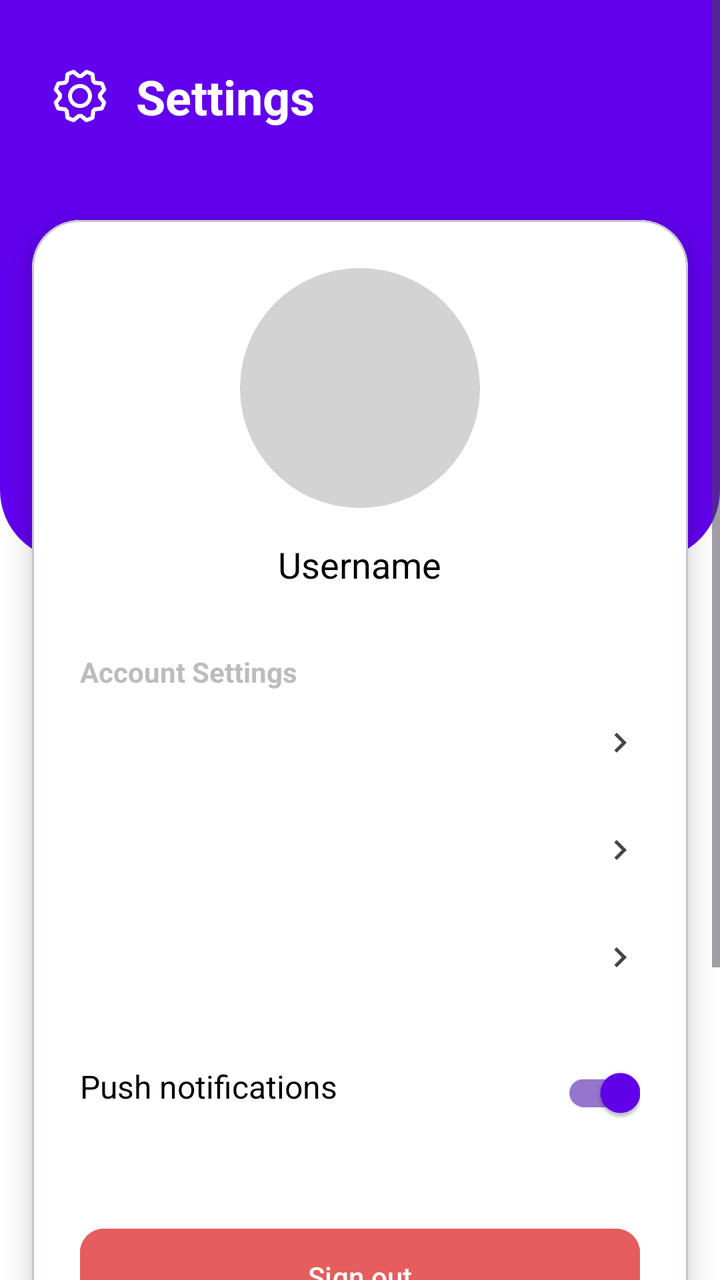
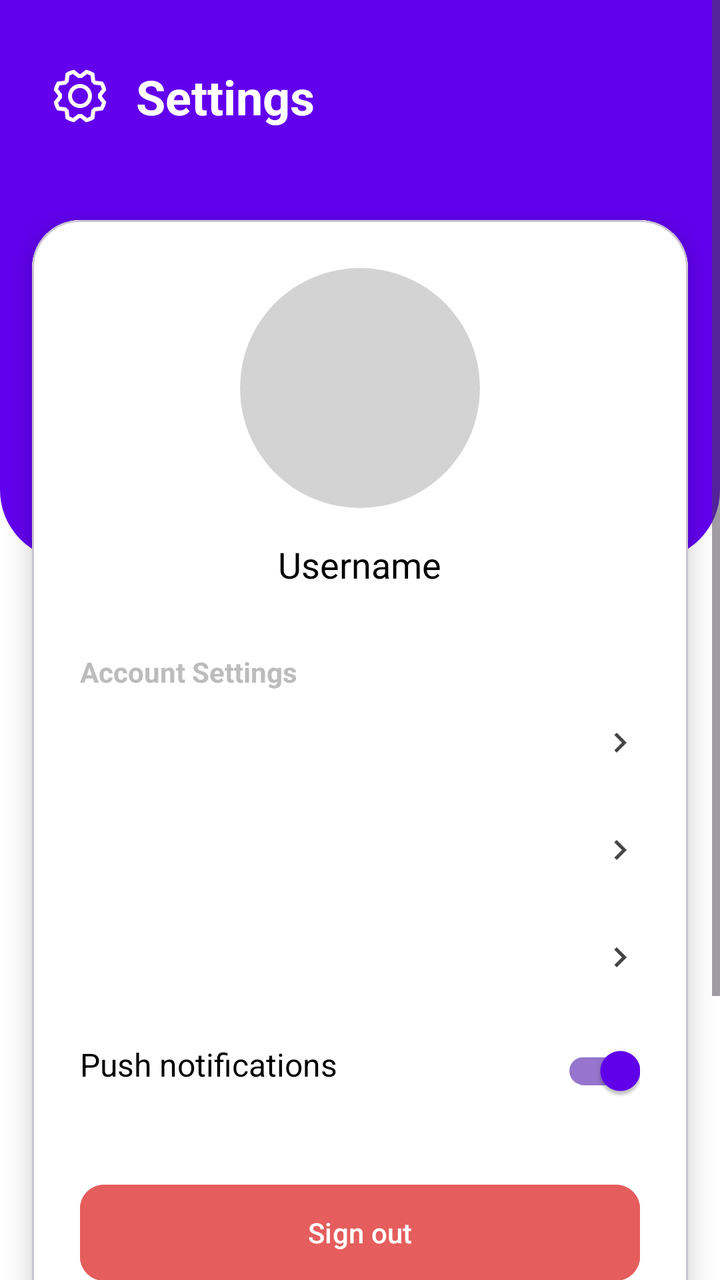

Before-and-after screenshots of an Android layout around one commit, followed by the original layout XML and the change that was made.
<!-- AndroidManifest.xml: application theme Theme.BrainByte -->
<!-- res/layout/fragment_settings.xml -->
<ScrollView xmlns:android="http://schemas.android.com/apk/res/android"
    xmlns:app="http://schemas.android.com/apk/res-auto"
    android:layout_width="match_parent"
    android:layout_height="match_parent"
    android:fillViewport="true"
    android:clipChildren="false"
    android:clipToPadding="false"
    android:paddingBottom="70dp"
    android:background="@color/white">

    <androidx.constraintlayout.widget.ConstraintLayout
        android:layout_width="match_parent"
        android:layout_height="wrap_content"
        android:clipChildren="false"
        android:clipToPadding="false"
        android:paddingBottom="48dp">

        <View
            android:id="@+id/whiteBackground"
            android:layout_width="match_parent"
            android:layout_height="0dp"
            android:background="@color/white"
            app:layout_constraintTop_toTopOf="parent"
            app:layout_constraintBottom_toBottomOf="parent" />

        <View
            android:id="@+id/headerBackground"
            android:layout_width="match_parent"
            android:layout_height="280dp"
            android:background="@drawable/header_bottom_rounded"
            app:layout_constraintTop_toTopOf="parent" />

        <ImageView
            android:id="@+id/settingsIcon"
            android:layout_width="32dp"
            android:layout_height="32dp"
            android:layout_marginStart="24dp"
            android:layout_marginTop="32dp"
            android:src="@drawable/ic_settings"
            app:tint="@color/white"
            app:layout_constraintStart_toStartOf="parent"
            app:layout_constraintTop_toTopOf="parent" />

        <TextView
            android:layout_width="wrap_content"
            android:layout_height="wrap_content"
            android:layout_marginStart="12dp"
            android:text="Settings"
            android:textColor="@color/white"
            android:textSize="24sp"
            android:textStyle="bold"
            app:layout_constraintBottom_toBottomOf="@id/settingsIcon"
            app:layout_constraintStart_toEndOf="@id/settingsIcon"
            app:layout_constraintTop_toTopOf="@id/settingsIcon" />

        <com.google.android.material.card.MaterialCardView
            android:layout_width="match_parent"
            android:layout_height="wrap_content"
            android:layout_marginHorizontal="16dp"
            android:layout_marginTop="110dp"
            android:layout_marginBottom="16dp"
            app:cardCornerRadius="24dp"
            app:cardElevation="8dp"
            app:layout_constraintTop_toTopOf="parent"
            app:layout_constraintBottom_toBottomOf="parent">

            <LinearLayout
                android:layout_width="match_parent"
                android:layout_height="wrap_content"
                android:background="#FFFFFF"
                android:orientation="vertical"
                android:padding="24dp">

                <com.google.android.material.imageview.ShapeableImageView
                    android:layout_width="120dp"
                    android:layout_height="120dp"
                    android:layout_gravity="center_horizontal"
                    android:background="#D3D3D3"
                    app:shapeAppearanceOverlay="@style/CircleImage" />

                <TextView
                    android:layout_width="wrap_content"
                    android:layout_height="wrap_content"
                    android:layout_gravity="center_horizontal"
                    android:layout_marginTop="16dp"
                    android:text="Username"
                    android:textColor="#000000"
                    android:textSize="18sp" />

                <TextView
                    android:layout_width="wrap_content"
                    android:layout_height="wrap_content"
                    android:layout_marginTop="32dp"
                    android:text="Account Settings"
                    android:textColor="#BCBCBC"
                    android:textStyle="bold" />

                <include
                    android:id="@+id/row_edit"
                    layout="@layout/item_setting_row" />

                <include
                    android:id="@+id/row_password"
                    layout="@layout/item_setting_row" />

                <include
                    android:id="@+id/row_reminders"
                    layout="@layout/item_setting_row" />

                <RelativeLayout
                    android:layout_width="match_parent"
                    android:layout_height="wrap_content"
                    android:paddingVertical="16dp">

                    <TextView
                        android:layout_width="wrap_content"
                        android:layout_height="wrap_content"
                        android:text="Push notifications"
                        android:textColor="#000000"
                        android:textSize="16sp"
                        android:paddingTop="10sp"/>

                    <androidx.appcompat.widget.SwitchCompat
                        android:layout_width="wrap_content"
                        android:layout_height="wrap_content"
                        android:layout_alignParentEnd="true"
                        android:checked="true"
                        app:thumbTint="@color/switch_thumb_color"
                        app:trackTint="@color/switch_track_color" />
                </RelativeLayout>

                <Space
                    android:layout_width="match_parent"
                    android:layout_height="24dp" />

                <Button
                    android:layout_width="match_parent"
                    android:layout_height="56dp"
                    android:backgroundTint="#E55D5D"
                    android:text="Sign out"
                    android:textAllCaps="false"
                    android:textColor="@color/white"
                    app:cornerRadius="12dp" />

            </LinearLayout>
        </com.google.android.material.card.MaterialCardView>

    </androidx.constraintlayout.widget.ConstraintLayout>

</ScrollView>
<!-- res/layout/item_setting_row.xml (included above) -->
<RelativeLayout xmlns:android="http://schemas.android.com/apk/res/android"
    xmlns:app="http://schemas.android.com/apk/res-auto"
    android:layout_width="match_parent"
    android:layout_height="wrap_content"
    android:paddingVertical="16dp">

    <TextView
        android:id="@+id/rowText"
        android:layout_width="wrap_content"
        android:layout_height="wrap_content"
        android:text=""
        android:textColor="#000000"
        android:textSize="16sp" />

    <ImageView
        android:id="@+id/rowIcon"
        android:layout_width="20dp"
        android:layout_height="20dp"
        android:layout_alignParentEnd="true"
        android:src="@drawable/ic_chevron_right"
        app:tint="#444444" />

</RelativeLayout>
<!-- resources referenced by this layout -->
<resources>
  <color name="white">#FFFFFFFF</color>
  <!-- drawable header_bottom_rounded (drawable) -->
  <?xml version="1.0" encoding="utf-8"?>
  <shape xmlns:android="http://schemas.android.com/apk/res/android">
      <solid android:color="#6200EE" /> <corners
      android:bottomLeftRadius="35dp"
      android:bottomRightRadius="35dp"
      android:topLeftRadius="0dp"
      android:topRightRadius="0dp" />
  </shape>
  <!-- drawable ic_chevron_right (drawable) -->
  <vector xmlns:android="http://schemas.android.com/apk/res/android" android:height="24dp" android:tint="#000000" android:viewportHeight="24" android:viewportWidth="24" android:width="24dp">
        
      <path android:fillColor="@android:color/white" android:pathData="M10,6L8.59,7.41 13.17,12l-4.58,4.59L10,18l6,-6z"/>
      
  </vector>
  <!-- drawable ic_settings: vector/xml drawable (drawable, 2217 chars, omitted) -->
  <style name="CircleImage" parent="ShapeAppearance.Material3.MediumComponent">
          <item name="cornerSize">50%</item>
      </style>
  <style name="Theme.BrainByte" parent="Base.Theme.BrainByte" />
  <style name="Base.Theme.BrainByte" parent="Theme.Material3.DayNight.NoActionBar">
      </style>
</resources>

<!-- the commit's change to res/layout/fragment_settings.xml (unified diff, before → after) -->
@@ -110,7 +110,7 @@
                 <RelativeLayout
                     android:layout_width="match_parent"
                     android:layout_height="wrap_content"
-                    android:paddingVertical="16dp">
+                    android:paddingVertical="5dp">
 
                     <TextView
                         android:layout_width="wrap_content"
@@ -121,6 +121,7 @@
                         android:paddingTop="10sp"/>
 
                     <androidx.appcompat.widget.SwitchCompat
+                        android:id="@+id/pushNotificationSwitch"
                         android:layout_width="wrap_content"
                         android:layout_height="wrap_content"
                         android:layout_alignParentEnd="true"
